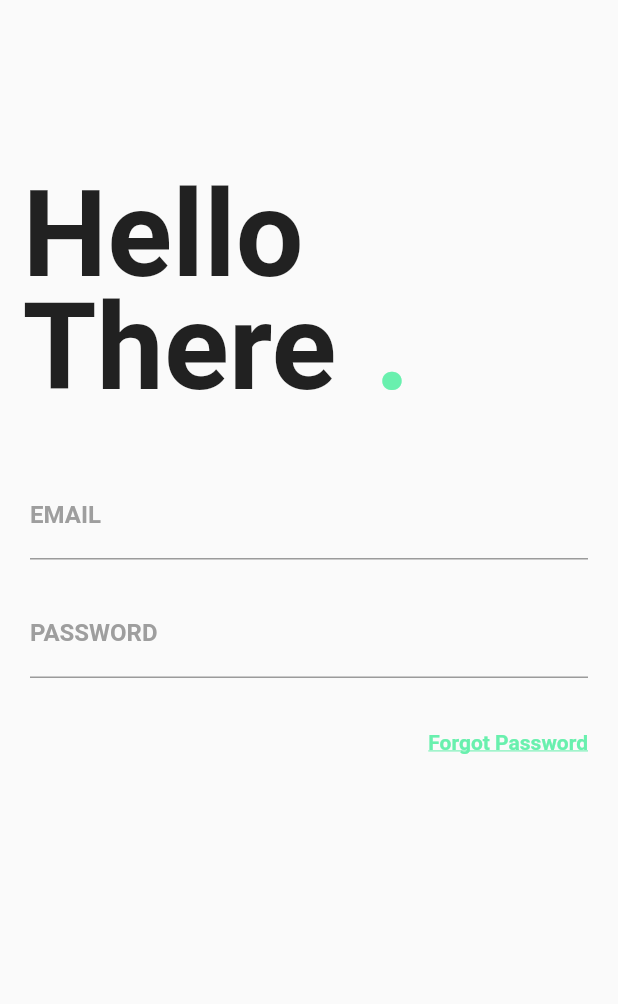
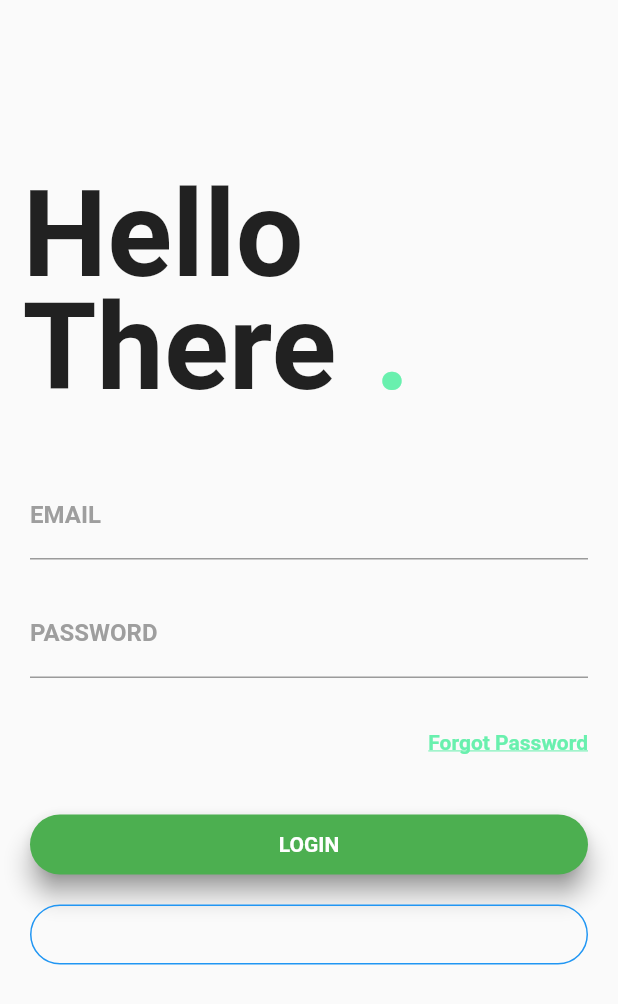
Before and after one commit to RachelAya/authentication_ui, a Flutter app: the screen it shows after launch, on a phone screen of 412 x 824 dp. Shown: the top 1004 px of the screen. Run offline on Flutter 3.47's test engine with Material 2 defaults, Android fonts, the phone set to English and light mode, and no system bars.

Commit message:
Added rounded buttons

```diff
--- a/lib/main.dart
+++ b/lib/main.dart
@@ -104,6 +104,48 @@ class _MyHomePageState extends State<MyHomePage> {
                             color: Colors.greenAccent,
                             decoration: TextDecoration.underline)),
                   ),
+                ),
+                SizedBox(
+                  height: 40.0,
+                ),
+                Container(
+                  height: 40.0,
+                  child: Material(
+                    borderRadius: BorderRadius.circular(20.0),
+                    shadowColor: Colors.grey[700],
+                    color: Colors.green,
+                    elevation: 7.0,
+                    child: GestureDetector(
+                      onTap: () {},
+                      child: Center(
+                        child: Text(
+                          'LOGIN',
+                          style: TextStyle(
+                              color: Colors.white, fontWeight: FontWeight.bold),
+                        ),
+                      ),
+                    ),
+                  ),
+                ),
+                SizedBox(
+                  height: 20.0,
+                ),
+                Container(
+                  height: 40.0,
+                  color: Colors.transparent,
+                  child: Container(
+                    decoration: BoxDecoration(
+                        border: Border.all(
+                          color: Colors.blue,
+                          style: BorderStyle.solid,
+                          width: 1.0,
+                        ),
+                        color: Colors.transparent,
+                        borderRadius: BorderRadius.circular(20.0)),
+                    child: Row(
+                      mainAxisAlignment: MainAxisAlignment.center,
+                    ),
+                  ),
                 )
               ],
             ),
```
